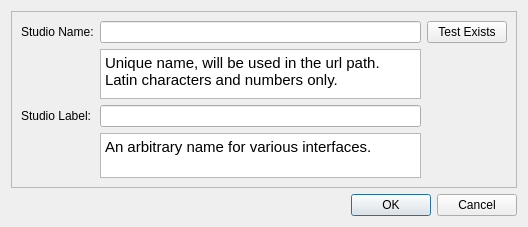
The window that ui/create_cloud_studio.ui (volodya-renderberg/lineyka) describes before a commit, drawn with Qt 5.
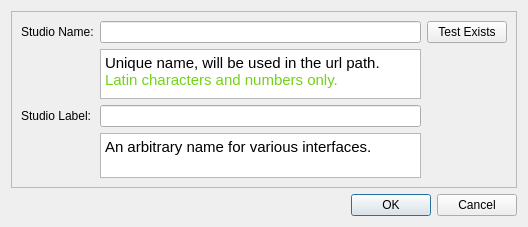
The same window after the commit.

What changed in the file:
```diff
--- a/ui/create_cloud_studio.ui
+++ b/ui/create_cloud_studio.ui
@@ -69,7 +69,7 @@
 &lt;html&gt;&lt;head&gt;&lt;meta name=&quot;qrichtext&quot; content=&quot;1&quot; /&gt;&lt;style type=&quot;text/css&quot;&gt;
 p, li { white-space: pre-wrap; }
 &lt;/style&gt;&lt;/head&gt;&lt;body style=&quot; font-family:'Ubuntu'; font-size:11pt; font-weight:400; font-style:normal;&quot;&gt;
-&lt;p style=&quot; margin-top:0px; margin-bottom:0px; margin-left:0px; margin-right:0px; -qt-block-indent:0; text-indent:0px;&quot;&gt;Unique name, will be used in the url path. Latin characters and numbers only.&lt;/p&gt;&lt;/body&gt;&lt;/html&gt;</string>
+&lt;p style=&quot; margin-top:0px; margin-bottom:0px; margin-left:0px; margin-right:0px; -qt-block-indent:0; text-indent:0px;&quot;&gt;Unique name, will be used in the url path.&lt;span style=&quot; color:#73d216;&quot;&gt; Latin characters and numbers only.&lt;/span&gt;&lt;/p&gt;&lt;/body&gt;&lt;/html&gt;</string>
         </property>
        </widget>
       </item>
```
